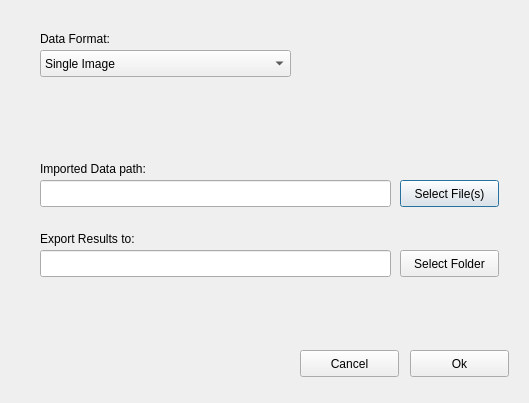
Old version of the form Gui/dialog_load_data.ui in the repository twimnox/invasor_prj.
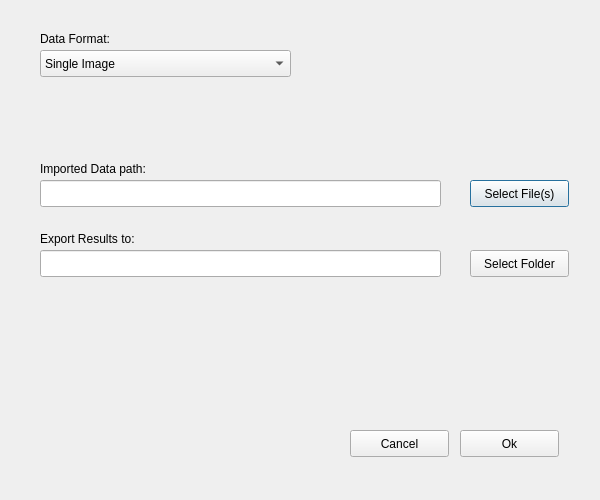
New version of the form.

The edit to the form file:
```diff
--- a/Gui/dialog_load_data.ui
+++ b/Gui/dialog_load_data.ui
@@ -6,10 +6,22 @@
    <rect>
     <x>0</x>
     <y>0</y>
-    <width>529</width>
-    <height>403</height>
+    <width>600</width>
+    <height>500</height>
    </rect>
   </property>
+  <property name="minimumSize">
+   <size>
+    <width>600</width>
+    <height>500</height>
+   </size>
+  </property>
+  <property name="maximumSize">
+   <size>
+    <width>600</width>
+    <height>500</height>
+   </size>
+  </property>
   <property name="windowTitle">
    <string>Import Data</string>
   </property>
@@ -54,7 +66,7 @@
   <widget class="QPushButton" name="btn_data_import_path">
    <property name="geometry">
     <rect>
-     <x>400</x>
+     <x>470</x>
      <y>180</y>
      <width>99</width>
      <height>27</height>
@@ -69,7 +81,7 @@
     <rect>
      <x>40</x>
      <y>180</y>
-     <width>351</width>
+     <width>401</width>
      <height>27</height>
     </rect>
    </property>
@@ -108,7 +120,7 @@
     <rect>
      <x>40</x>
      <y>250</y>
-     <width>351</width>
+     <width>401</width>
      <height>27</height>
     </rect>
    </property>
@@ -116,7 +128,7 @@
   <widget class="QPushButton" name="btn_data_output_folder">
    <property name="geometry">
     <rect>
-     <x>400</x>
+     <x>470</x>
      <y>250</y>
      <width>99</width>
      <height>27</height>
@@ -129,8 +141,8 @@
   <widget class="QPushButton" name="btn_ok">
    <property name="geometry">
     <rect>
-     <x>410</x>
-     <y>350</y>
+     <x>460</x>
+     <y>430</y>
      <width>99</width>
      <height>27</height>
     </rect>
@@ -142,8 +154,8 @@
   <widget class="QPushButton" name="btn_cancel">
    <property name="geometry">
     <rect>
-     <x>300</x>
-     <y>350</y>
+     <x>350</x>
+     <y>430</y>
      <width>99</width>
      <height>27</height>
     </rect>
```
